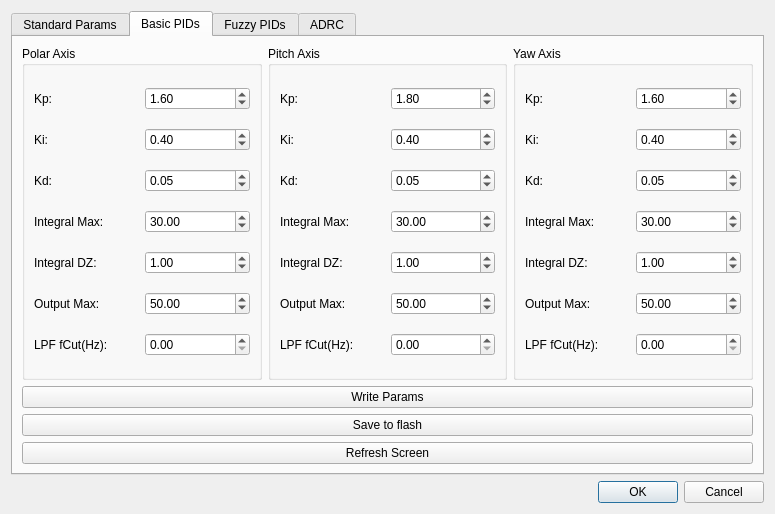
Above: turningSetting/ui/turningWindows.ui from pengweiplus/MavlinkPlotter before the change. Below: the same form after it.
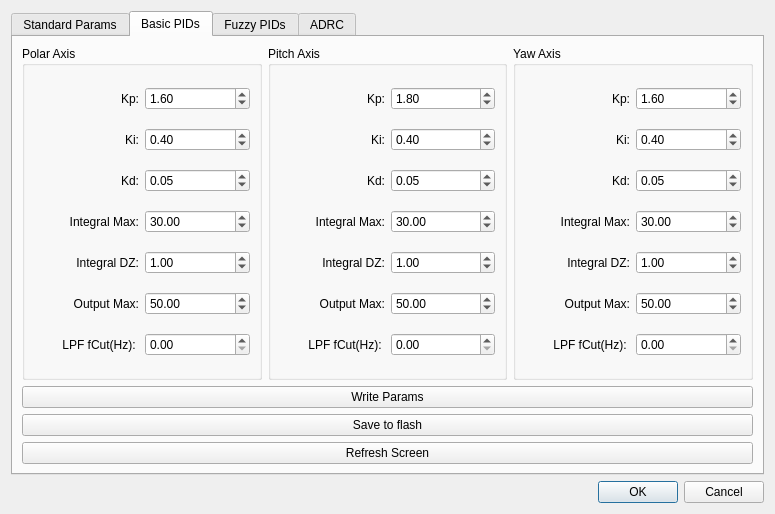
That is the form after the change. The open tabs and pages were chosen to show the change. Custom widgets are drawn as their Qt base class.

What changed in the file:
```diff
--- a/turningSetting/ui/turningWindows.ui
+++ b/turningSetting/ui/turningWindows.ui
@@ -46,6 +46,9 @@
                   <property name="text">
                    <string>Kp:</string>
                   </property>
+                  <property name="alignment">
+                   <set>Qt::AlignRight|Qt::AlignTrailing|Qt::AlignVCenter</set>
+                  </property>
                  </widget>
                 </item>
                 <item>
@@ -70,6 +73,9 @@
                   <property name="text">
                    <string>Ki:</string>
                   </property>
+                  <property name="alignment">
+                   <set>Qt::AlignRight|Qt::AlignTrailing|Qt::AlignVCenter</set>
+                  </property>
                  </widget>
                 </item>
                 <item>
@@ -94,6 +100,9 @@
                   <property name="text">
                    <string>Kd:</string>
                   </property>
+                  <property name="alignment">
+                   <set>Qt::AlignRight|Qt::AlignTrailing|Qt::AlignVCenter</set>
+                  </property>
                  </widget>
                 </item>
                 <item>
@@ -127,6 +136,9 @@
                   <property name="text">
                    <string>Integral Max:</string>
                   </property>
+                  <property name="alignment">
+                   <set>Qt::AlignRight|Qt::AlignTrailing|Qt::AlignVCenter</set>
+                  </property>
                  </widget>
                 </item>
                 <item>
@@ -148,6 +160,9 @@
                   <property name="text">
                    <string>Integral DZ:</string>
                   </property>
+                  <property name="alignment">
+                   <set>Qt::AlignRight|Qt::AlignTrailing|Qt::AlignVCenter</set>
+                  </property>
                  </widget>
                 </item>
                 <item>
@@ -169,6 +184,9 @@
                   <property name="text">
                    <string>Output Max:</string>
                   </property>
+                  <property name="alignment">
+                   <set>Qt::AlignRight|Qt::AlignTrailing|Qt::AlignVCenter</set>
+                  </property>
                  </widget>
                 </item>
                 <item>
@@ -187,6 +205,9 @@
                   <property name="text">
                    <string>LPF fCut(Hz): </string>
                   </property>
+                  <property name="alignment">
+                   <set>Qt::AlignRight|Qt::AlignTrailing|Qt::AlignVCenter</set>
+                  </property>
                  </widget>
                 </item>
                 <item>
@@ -210,6 +231,9 @@
                   <property name="text">
                    <string>Kp:</string>
                   </property>
+                  <property name="alignment">
+                   <set>Qt::AlignRight|Qt::AlignTrailing|Qt::AlignVCenter</set>
+                  </property>
                  </widget>
                 </item>
                 <item>
@@ -234,6 +258,9 @@
                   <property name="text">
                    <string>Ki:</string>
                   </property>
+                  <property name="alignment">
+                   <set>Qt::AlignRight|Qt::AlignTrailing|Qt::AlignVCenter</set>
+                  </property>
                  </widget>
                 </item>
                 <item>
@@ -258,6 +285,9 @@
                   <property name="text">
                    <string>Kd:</string>
                   </property>
+                  <property name="alignment">
+                   <set>Qt::AlignRight|Qt::AlignTrailing|Qt::AlignVCenter</set>
+                  </property>
                  </widget>
                 </item>
                 <item>
@@ -288,6 +318,9 @@
                   <property name="text">
                    <string>Integral Max:</string>
                   </property>
+                  <property name="alignment">
+                   <set>Qt::AlignRight|Qt::AlignTrailing|Qt::AlignVCenter</set>
+                  </property>
                  </widget>
                 </item>
                 <item>
@@ -306,6 +339,9 @@
                   <property name="text">
                    <string>Integral DZ:</string>
                   </property>
+                  <property name="alignment">
+                   <set>Qt::AlignRight|Qt::AlignTrailing|Qt::AlignVCenter</set>
+                  </property>
                  </widget>
                 </item>
                 <item>
@@ -327,6 +363,9 @@
                   <property name="text">
                    <string>Output Max:</string>
                   </property>
+                  <property name="alignment">
+                   <set>Qt::AlignRight|Qt::AlignTrailing|Qt::AlignVCenter</set>
+                  </property>
                  </widget>
                 </item>
                 <item>
@@ -345,6 +384,9 @@
                   <property name="text">
                    <string>LPF fCut(Hz): </string>
                   </property>
+                  <property name="alignment">
+                   <set>Qt::AlignRight|Qt::AlignTrailing|Qt::AlignVCenter</set>
+                  </property>
                  </widget>
                 </item>
                 <item>
@@ -368,6 +410,9 @@
                   <property name="text">
                    <string>Kp:</string>
                   </property>
+                  <property name="alignment">
+                   <set>Qt::AlignRight|Qt::AlignTrailing|Qt::AlignVCenter</set>
+                  </property>
                  </widget>
                 </item>
                 <item>
@@ -392,6 +437,9 @@
                   <property name="text">
                    <string>Ki:</string>
                   </property>
+                  <property name="alignment">
+                   <set>Qt::AlignRight|Qt::AlignTrailing|Qt::AlignVCenter</set>
+                  </property>
                  </widget>
                 </item>
                 <item>
@@ -416,6 +464,9 @@
                   <property name="text">
                    <string>Kd:</string>
                   </property>
+                  <property name="alignment">
+                   <set>Qt::AlignRight|Qt::AlignTrailing|Qt::AlignVCenter</set>
+                  </property>
                  </widget>
                 </item>
                 <item>
@@ -452,6 +503,9 @@
                   <property name="text">
                    <string>Integral Max:</string>
                   </property>
+                  <property name="alignment">
+                   <set>Qt::AlignRight|Qt::AlignTrailing|Qt::AlignVCenter</set>
+                  </property>
                  </widget>
                 </item>
                 <item>
@@ -470,6 +524,9 @@
                   <property name="text">
                    <string>Integral DZ:</string>
                   </property>
+                  <property name="alignment">
+                   <set>Qt::AlignRight|Qt::AlignTrailing|Qt::AlignVCenter</set>
+                  </property>
                  </widget>
                 </item>
                 <item>
@@ -488,6 +545,9 @@
                   <property name="text">
                    <string>Output Max:</string>
                   </property>
+                  <property name="alignment">
+                   <set>Qt::AlignRight|Qt::AlignTrailing|Qt::AlignVCenter</set>
+                  </property>
                  </widget>
                 </item>
                 <item>
@@ -506,6 +566,9 @@
                   <property name="text">
                    <string>LPF fCut(Hz): </string>
                   </property>
+                  <property name="alignment">
+                   <set>Qt::AlignRight|Qt::AlignTrailing|Qt::AlignVCenter</set>
+                  </property>
                  </widget>
                 </item>
                 <item>
```
Left out of the diff: 106 changed lines with no effect on the pictures.
